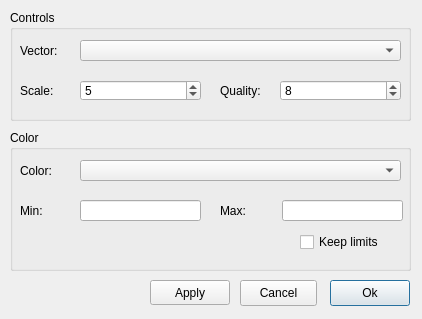
The window that ElmerGUI/vtkpost/vector.ui (tehnick/elmerfem) describes before a commit, drawn with Qt 5.
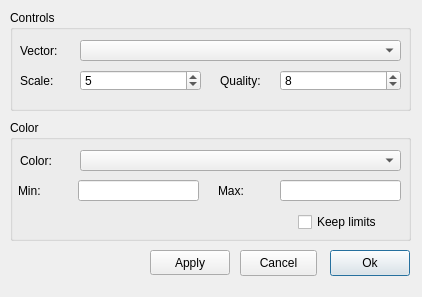
The same window after the commit. Icons and pictures are not drawn.

Commit message: ElmerGUI: Unified the outlook of the dialogs in vtk widget

```diff
--- a/ElmerGUI/vtkpost/vector.ui
+++ b/ElmerGUI/vtkpost/vector.ui
@@ -6,7 +6,7 @@
     <x>0</x>
     <y>0</y>
     <width>422</width>
-    <height>319</height>
+    <height>297</height>
    </rect>
   </property>
   <property name="windowTitle" >
@@ -19,7 +19,7 @@
    <property name="geometry" >
     <rect>
      <x>330</x>
-     <y>280</y>
+     <y>250</y>
      <width>80</width>
      <height>26</height>
     </rect>
@@ -35,7 +35,7 @@
    <property name="geometry" >
     <rect>
      <x>150</x>
-     <y>280</y>
+     <y>250</y>
      <width>80</width>
      <height>25</height>
     </rect>
@@ -50,7 +50,7 @@
      <x>10</x>
      <y>10</y>
      <width>401</width>
-     <height>111</height>
+     <height>101</height>
     </rect>
    </property>
    <property name="title" >
@@ -83,7 +83,7 @@
     <property name="geometry" >
      <rect>
       <x>70</x>
-      <y>70</y>
+      <y>60</y>
       <width>121</width>
       <height>21</height>
      </rect>
@@ -102,7 +102,7 @@
     <property name="geometry" >
      <rect>
       <x>10</x>
-      <y>70</y>
+      <y>60</y>
       <width>41</width>
       <height>21</height>
      </rect>
@@ -115,7 +115,7 @@
     <property name="geometry" >
      <rect>
       <x>270</x>
-      <y>70</y>
+      <y>60</y>
       <width>121</width>
       <height>21</height>
      </rect>
@@ -131,7 +131,7 @@
     <property name="geometry" >
      <rect>
       <x>210</x>
-      <y>70</y>
+      <y>60</y>
       <width>54</width>
       <height>21</height>
      </rect>
@@ -145,9 +145,9 @@
    <property name="geometry" >
     <rect>
      <x>10</x>
-     <y>130</y>
+     <y>120</y>
      <width>401</width>
-     <height>141</height>
+     <height>121</height>
     </rect>
    </property>
    <property name="title" >
@@ -179,8 +179,8 @@
    <widget class="QLineEdit" name="minVal" >
     <property name="geometry" >
      <rect>
-      <x>70</x>
-      <y>70</y>
+      <x>68</x>
+      <y>60</y>
       <width>121</width>
       <height>21</height>
      </rect>
@@ -189,8 +189,8 @@
    <widget class="QLineEdit" name="maxVal" >
     <property name="geometry" >
      <rect>
-      <x>272</x>
-      <y>70</y>
+      <x>270</x>
+      <y>60</y>
       <width>121</width>
       <height>21</height>
      </rect>
@@ -199,8 +199,8 @@
    <widget class="QLabel" name="minLabel" >
     <property name="geometry" >
      <rect>
-      <x>10</x>
-      <y>70</y>
+      <x>8</x>
+      <y>60</y>
       <width>41</width>
       <height>21</height>
      </rect>
@@ -212,8 +212,8 @@
    <widget class="QLabel" name="maxLabel" >
     <property name="geometry" >
      <rect>
-      <x>210</x>
-      <y>70</y>
+      <x>208</x>
+      <y>60</y>
       <width>41</width>
       <height>21</height>
      </rect>
@@ -225,8 +225,8 @@
    <widget class="QCheckBox" name="keepLimits" >
     <property name="geometry" >
      <rect>
-      <x>290</x>
-      <y>100</y>
+      <x>288</x>
+      <y>90</y>
       <width>91</width>
       <height>24</height>
      </rect>
@@ -240,7 +240,7 @@
    <property name="geometry" >
     <rect>
      <x>240</x>
-     <y>280</y>
+     <y>250</y>
      <width>77</width>
      <height>26</height>
     </rect>
```
The commit also changes 3 other files.
